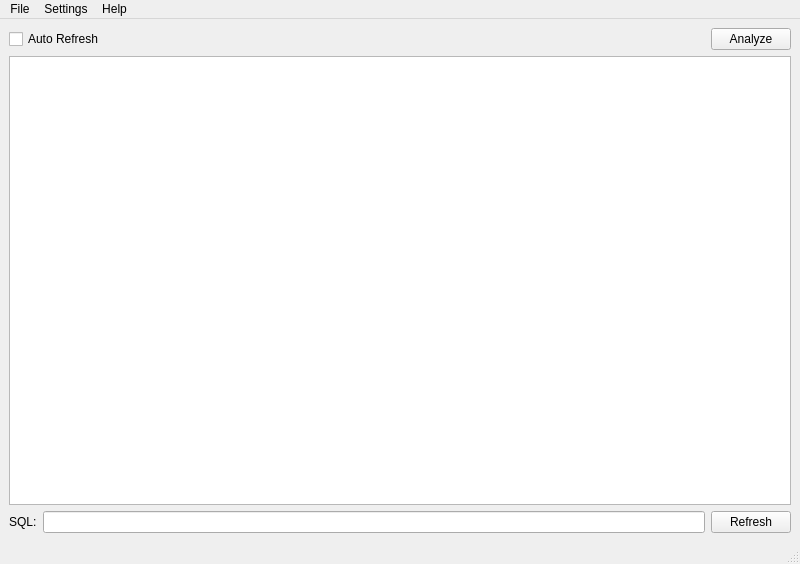
First picture: the form in src/gui/analyzer.ui, repository nevtum/XSeriesTestTool, before the edit.
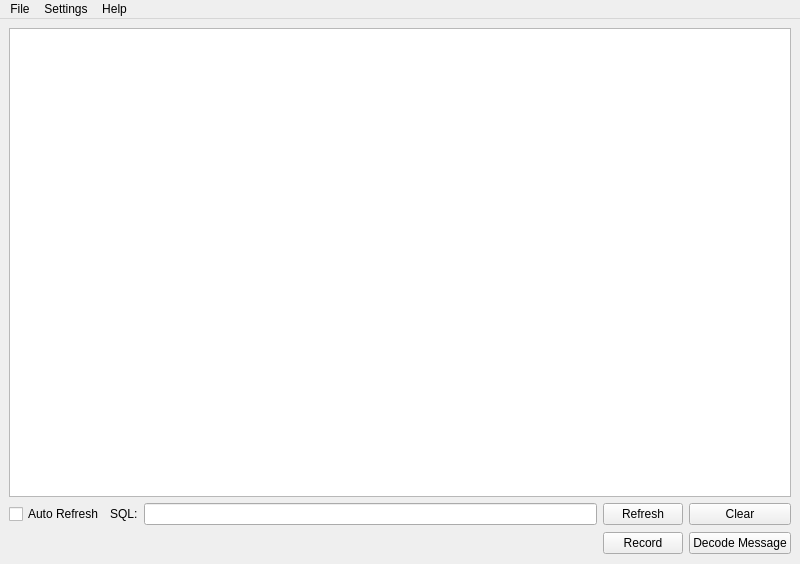
Second picture: the form after the edit.

Commit message: added few new gui features and buttons

Patch:
```diff
--- a/src/gui/analyzer.ui
+++ b/src/gui/analyzer.ui
@@ -14,40 +14,7 @@
    <string>MainWindow</string>
   </property>
   <widget class="QWidget" name="centralwidget">
-   <layout class="QVBoxLayout" name="verticalLayout_2">
-    <item>
      <layout class="QVBoxLayout" name="verticalLayout">
-      <item>
-       <layout class="QHBoxLayout" name="horizontalLayout">
-        <item>
-         <widget class="QCheckBox" name="checkBox">
-          <property name="text">
-           <string>Auto Refresh</string>
-          </property>
-         </widget>
-        </item>
-        <item>
-         <spacer name="horizontalSpacer">
-          <property name="orientation">
-           <enum>Qt::Horizontal</enum>
-          </property>
-          <property name="sizeHint" stdset="0">
-           <size>
-            <width>40</width>
-            <height>20</height>
-           </size>
-          </property>
-         </spacer>
-        </item>
-        <item>
-         <widget class="QPushButton" name="btnAnalyze">
-          <property name="text">
-           <string>Analyze</string>
-          </property>
-         </widget>
-        </item>
-       </layout>
-      </item>
       <item>
        <widget class="QTableView" name="tableView">
         <property name="verticalScrollBarPolicy">
@@ -73,23 +40,62 @@
       <item>
        <layout class="QGridLayout" name="gridLayout">
         <item row="0" column="0">
+       <widget class="QCheckBox" name="checkBox">
+        <property name="text">
+         <string>Auto Refresh</string>
+        </property>
+       </widget>
+      </item>
+      <item row="0" column="1">
          <widget class="QLabel" name="label_3">
           <property name="text">
            <string>SQL:</string>
           </property>
          </widget>
         </item>
-        <item row="0" column="1">
-         <widget class="QLineEdit" name="lineEdit"/>
-        </item>
         <item row="0" column="2">
+       <widget class="QLineEdit" name="lineEdit"/>
+      </item>
+      <item row="0" column="3">
          <widget class="QPushButton" name="btnRefresh">
           <property name="text">
            <string>Refresh</string>
           </property>
          </widget>
         </item>
-       </layout>
+      <item row="0" column="4">
+       <widget class="QPushButton" name="btnClear">
+        <property name="text">
+         <string>Clear</string>
+        </property>
+       </widget>
+      </item>
+      <item row="1" column="0" colspan="3">
+       <spacer name="horizontalSpacer">
+        <property name="orientation">
+         <enum>Qt::Horizontal</enum>
+        </property>
+        <property name="sizeHint" stdset="0">
+         <size>
+          <width>559</width>
+          <height>24</height>
+         </size>
+        </property>
+       </spacer>
+      </item>
+      <item row="1" column="3">
+       <widget class="QPushButton" name="btnRecordPause">
+        <property name="text">
+         <string>Record</string>
+        </property>
+       </widget>
+      </item>
+      <item row="1" column="4">
+       <widget class="QPushButton" name="btnAnalyze">
+        <property name="text">
+         <string>Decode Message</string>
+        </property>
+       </widget>
       </item>
      </layout>
     </item>
@@ -128,7 +134,6 @@
    <addaction name="menuSettings"/>
    <addaction name="menuAbout"/>
   </widget>
-  <widget class="QStatusBar" name="statusbar"/>
   <action name="actionSet_Maximum_Rows">
    <property name="text">
     <string>Set Maximum Rows</string>
```
Left out of the diff: 33 changed lines with no effect on the pictures. Lines whose indentation alone changed are shown as unchanged. The commit also changes 4 other files.
